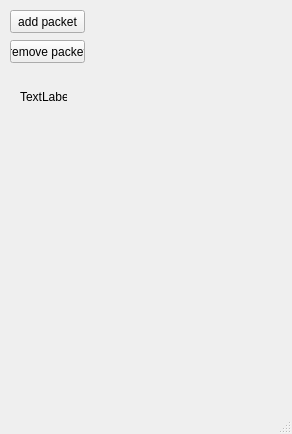
The window that gui/GUI.ui (LiorM30/cyber-final) describes before a commit, drawn with Qt 5.
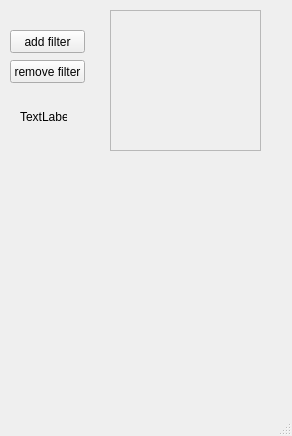
The same window after the commit.

```diff
--- a/gui/GUI.ui
+++ b/gui/GUI.ui
@@ -7,7 +7,7 @@
     <x>0</x>
     <y>0</y>
     <width>292</width>
-    <height>434</height>
+    <height>436</height>
    </rect>
   </property>
   <property name="windowTitle">
@@ -18,67 +18,36 @@
     <property name="geometry">
      <rect>
       <x>10</x>
-      <y>10</y>
+      <y>30</y>
       <width>75</width>
       <height>23</height>
      </rect>
     </property>
     <property name="text">
-     <string>add packet</string>
+     <string>add filter</string>
     </property>
     <property name="checkable">
      <bool>true</bool>
     </property>
    </widget>
-   <widget class="QWidget" name="verticalLayoutWidget">
-    <property name="geometry">
-     <rect>
-      <x>120</x>
-      <y>10</y>
-      <width>160</width>
-      <height>361</height>
-     </rect>
-    </property>
-    <layout class="QVBoxLayout" name="packetlay" stretch="0">
-     <property name="leftMargin">
-      <number>0</number>
-     </property>
-     <item>
-      <spacer name="verticalSpacer">
-       <property name="orientation">
-        <enum>Qt::Vertical</enum>
-       </property>
-       <property name="sizeType">
-        <enum>QSizePolicy::Expanding</enum>
-       </property>
-       <property name="sizeHint" stdset="0">
-        <size>
-         <width>20</width>
-         <height>40</height>
-        </size>
-       </property>
-      </spacer>
-     </item>
-    </layout>
-   </widget>
-   <widget class="QPushButton" name="remove_packet_button">
+   <widget class="QPushButton" name="remove_filter_button">
     <property name="geometry">
      <rect>
       <x>10</x>
-      <y>40</y>
+      <y>60</y>
       <width>75</width>
       <height>23</height>
      </rect>
     </property>
     <property name="text">
-     <string>remove packet</string>
+     <string>remove filter</string>
     </property>
    </widget>
    <widget class="QLabel" name="s_status">
     <property name="geometry">
      <rect>
       <x>20</x>
-      <y>90</y>
+      <y>110</y>
       <width>47</width>
       <height>13</height>
      </rect>
@@ -87,6 +56,60 @@
      <string>TextLabel</string>
     </property>
    </widget>
+   <widget class="QScrollArea" name="scrollArea">
+    <property name="geometry">
+     <rect>
+      <x>110</x>
+      <y>10</y>
+      <width>151</width>
+      <height>141</height>
+     </rect>
+    </property>
+    <property name="widgetResizable">
+     <bool>true</bool>
+    </property>
+    <widget class="QWidget" name="scrollAreaWidgetContents_2">
+     <property name="geometry">
+      <rect>
+       <x>0</x>
+       <y>0</y>
+       <width>149</width>
+       <height>139</height>
+      </rect>
+     </property>
+     <widget class="QWidget" name="verticalLayoutWidget">
+      <property name="geometry">
+       <rect>
+        <x>0</x>
+        <y>0</y>
+        <width>151</width>
+        <height>141</height>
+       </rect>
+      </property>
+      <layout class="QVBoxLayout" name="filter_layout" stretch="0">
+       <property name="leftMargin">
+        <number>0</number>
+       </property>
+       <item>
+        <spacer name="filter_spacer">
+         <property name="orientation">
+          <enum>Qt::Vertical</enum>
+         </property>
+         <property name="sizeType">
+          <enum>QSizePolicy::Expanding</enum>
+         </property>
+         <property name="sizeHint" stdset="0">
+          <size>
+           <width>20</width>
+           <height>40</height>
+          </size>
+         </property>
+        </spacer>
+       </item>
+      </layout>
+     </widget>
+    </widget>
+   </widget>
   </widget>
   <widget class="QMenuBar" name="menubar">
    <property name="geometry">
```
Left out of the diff: 2 changed lines with no effect on the pictures.
